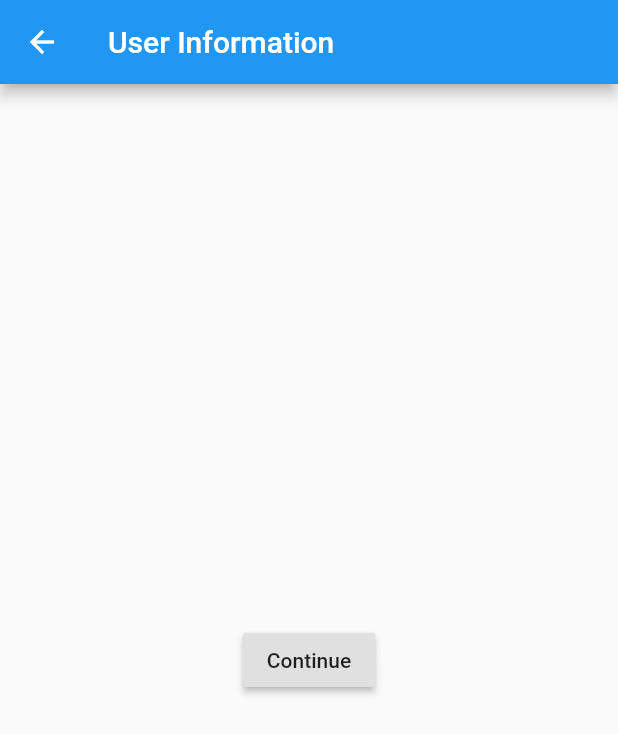
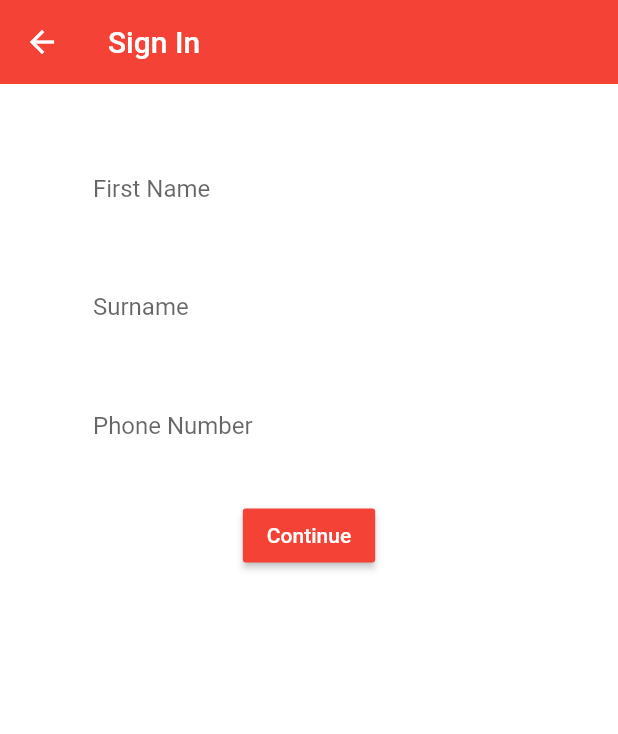
Before and after one commit to CallumLeith/Appcademy, a Flutter app: the UserInformation screen opened directly, on a phone screen of 412 x 824 dp. Shown: the top 734 px of the screen. Run offline on Flutter 3.47's test engine with Material 2 defaults, Android fonts, the phone set to English and light mode, and no system bars; our stand-ins replace cloud_firestore, firebase_auth, flutter_spinkit; accounts and stored records are empty; network calls fail.

Commit message:
registration progress

```diff
--- a/lib/screens/authenticate/user_information.dart
+++ b/lib/screens/authenticate/user_information.dart
@@ -1,95 +1,112 @@
 import 'package:appcademy_v1/screens/home/home.dart';
+import 'package:appcademy_v1/services/auth.dart';
+import 'package:appcademy_v1/shared/constants.dart';
+import 'package:cloud_firestore/cloud_firestore.dart';
+import 'package:firebase_auth/firebase_auth.dart';
 import 'package:flutter/material.dart';
+import 'package:appcademy_v1/services/auth.dart';
+
+class UserInformation extends StatefulWidget {
 
 
-class UserInformation extends StatelessWidget {
+  @override
+  _userInformationState createState() => _userInformationState();
+}
+
+class _userInformationState extends State<UserInformation> {
+
+  final AuthService _auth = AuthService();
+  final _formKey = GlobalKey<FormState>();
+  bool loading = false;
+
+  //text field state
+  String firstName = '';
+  String surname = '';
+  String phoneNumber = '';
+
   @override
   Widget build(BuildContext context) {
-        return Scaffold(
+    //return loading ? Loading() : Scaffold(
+
+      return Scaffold(
+      backgroundColor: Colors.white,
       appBar: AppBar(
-        title: Text('User Information'),
+        backgroundColor: Colors.red,
+        elevation: 0.0,
+        title: Text('Sign In'),
       ),
-      body: Center(
-        child: RaisedButton(
-          child: Text('Continue'),
-          onPressed: () {
-            Navigator.push(
-              context,
-              MaterialPageRoute(builder: (context) => Home()),
-            );
-          },
-        ),
+      body: Container(
+        padding: EdgeInsets.symmetric(vertical: 20.0, horizontal: 50.0),
+        child: Form(
+          key: _formKey,
+          child: Column(
+            children: <Widget>[
+              SizedBox(height: 20.0),
+              TextFormField(
+                decoration: textInputDecoration.copyWith(hintText: 'First Name'),
+                validator: (val) => val.isEmpty ? 'Enter Your First Name' : null,
+                onChanged: (val) {
+                  setState(() => firstName = val.trim());
+                },
+              ),
+              SizedBox(height: 20.0),
+              TextFormField(
+                decoration: textInputDecoration.copyWith(hintText: 'Surname'),
+                validator: (val) => val.isEmpty ? 'Enter Your Surname' : null,
+                onChanged: (val) {
+                  setState(() => surname = val);
+                },
+              ),
+              SizedBox(height: 20.0),
+              TextFormField(
+                decoration: textInputDecoration.copyWith(hintText: 'Phone Number'),
+                validator: (val) => val.length < 11 ? 'Enter Your Phone Number' : null,
+                onChanged: (val) {
+                  setState(() => phoneNumber = val);
+                },
+              ),
+              SizedBox(height: 20.0),
+              RaisedButton(
+                color: Colors.red,
+                child: Text(
+                  'Continue',
+                  style: TextStyle(color: Colors.white),
+                ),
+                onPressed: () {
+                _auth.updateUserInformation(firstName, surname, phoneNumber);
+                //return _formKey.currentState.validate() ? Home() : null;    //CODE DOESNT WORK - WILL USE PUSH FOR NOW.
+                 Navigator.push(context, MaterialPageRoute(builder: (context) => Home()),
+  );
+                }),
+              SizedBox(height: 12.0),
+            ],
+          ),
+        )
       ),
     );
-     }}
-  //   return loading ? Loading() : Scaffold(
-  //     backgroundColor: Colors.white,
-  //     appBar: AppBar(
-  //       backgroundColor: Colors.red,
-  //       elevation: 0.0,
-  //       title: Text('Register'),
-  //     ),
-  //     body: Container(
-  //       padding: EdgeInsets.symmetric(vertical: 20.0, horizontal: 50.0),
-  //       child: Form(
-  //         key: _formKey,
-  //         child: Column(
-  //           children: <Widget>[
-  //             SizedBox(height: 20.0),
-  //             TextFormField(
-  //               decoration: textInputDecoration.copyWith(hintText: 'First Name'),
-  //               validator: (val) => val.isEmpty ? 'Enter Your Name.' : null,
-  //               onChanged: (val) {
-  //                 setState(() => firstName = val);
-  //               },
-  //             ),
-  //             SizedBox(height: 20.0),
-  //             TextFormField(
-  //               decoration: textInputDecoration.copyWith(hintText: 'Surname'),
-  //               validator: (val) => val.length < 6 ? 'Enter Your Surname' : null,
-  //               obscureText: true,
-  //               onChanged: (val) {
-  //                 setState(() => surname = val);
-  //               },
-  //             ),
-  //             SizedBox(height: 20.0),
-  //             TextFormField(
-  //               decoration: textInputDecoration.copyWith(hintText: 'Phone Number'),
-  //               validator: (val) => val.length < 6 ? 'Enter Your Phone Number' : null,
-  //               obscureText: true,
-  //               onChanged: (val) {
-  //                 setState(() => phoneNumber = val);
-  //               },
-  //             ),
-  //             SizedBox(height: 20.0),
-  //             RaisedButton(
-  //               color: Colors.red,
-  //               child: Text(
-  //                 'Register',
-  //                 style: TextStyle(color: Colors.white),
-  //               ),
-  //               onPressed: ()  async {
-  //                 if (_formKey.currentState.validate()) {
-  //                   setState(() => loading = true);
-  //                   dynamic result = await _auth.updateUserInformation(firstName, surname, phoneNumber);
-  //                   if (result == null) {
-  //                     setState(() {
-  //                       error = 'Error with updating User Information';
-  //                     loading = false;
-  //                     });
-  //                   }
-  //                 }
-  //               },
-  //             ),
-  //             SizedBox(height: 12.0),
-  //             Text(
-  //               error,
-  //               style: TextStyle(color: Colors.red, fontSize: 14.0),
-  //             )
+  }
 
-  //           ],
-  //         ),
-  //       )
-  //     ),
-  //   );
-  // }
+}
+
+
+
+// class UserInformation extends StatelessWidget {
+//   @override
+//   Widget build(BuildContext context) {
+//         return Scaffold(
+//       appBar: AppBar(
+//         title: Text('User Information'),
+//       ),
+//       body: Center(
+//         child: RaisedButton(
+//           child: Text('Continue'),
+//           onPressed: () {
+//             Navigator.push(
+//               context,
+//               MaterialPageRoute(builder: (context) => Home()),
+//             );
+//           },
+//         ),
+//       ),
+//     );
+//      }}
--- a/lib/screens/home/home.dart
+++ b/lib/screens/home/home.dart
@@ -1,3 +1,4 @@
+import 'package:appcademy_v1/screens/authenticate/authenticate.dart';
 import 'package:appcademy_v1/screens/home/main_drawer.dart';
 import 'package:appcademy_v1/services/auth.dart';
 import 'package:flutter/material.dart';
@@ -13,7 +14,9 @@ final AuthService _auth = AuthService();
         title: Text('My Subjects'),
         actions: <Widget>[
           FlatButton.icon(onPressed: () async {
-            await _auth.signOut();},
+            await _auth.signOut();
+            Navigator.pop(context);
+          },
             icon: Icon(Icons.person),
             label: Text('Logout')),
         ],
--- a/lib/services/validation/signed_in_state.dart
+++ b/lib/services/validation/signed_in_state.dart
@@ -7,6 +7,7 @@ import 'package:provider/provider.dart';
 import 'package:appcademy_v1/screens/authenticate/user_information.dart';
 import 'package:appcademy_v1/screens/home/home.dart';
 import 'package:appcademy_v1/models/user.dart';
+
 
 
 class SignedIn extends StatefulWidget {
@@ -27,15 +28,14 @@ class _SignedInState extends State<SignedIn> {
     Widget build(BuildContext context) {
 
     final user = Provider.of<User>(context);
-
-
+    //print(user.uid);
 
      if (user == null) {
       return Authenticate();
     } else {
-
+      checkifDocumentExists();
       if (hasData == false) {
-        return UserInformation();
+      return UserInformation();
       } else {
         return Home();
       }
```
Also changed, not shown: lib/services/validation/user_information_state.dart (deleted, +0 -11 lines).
